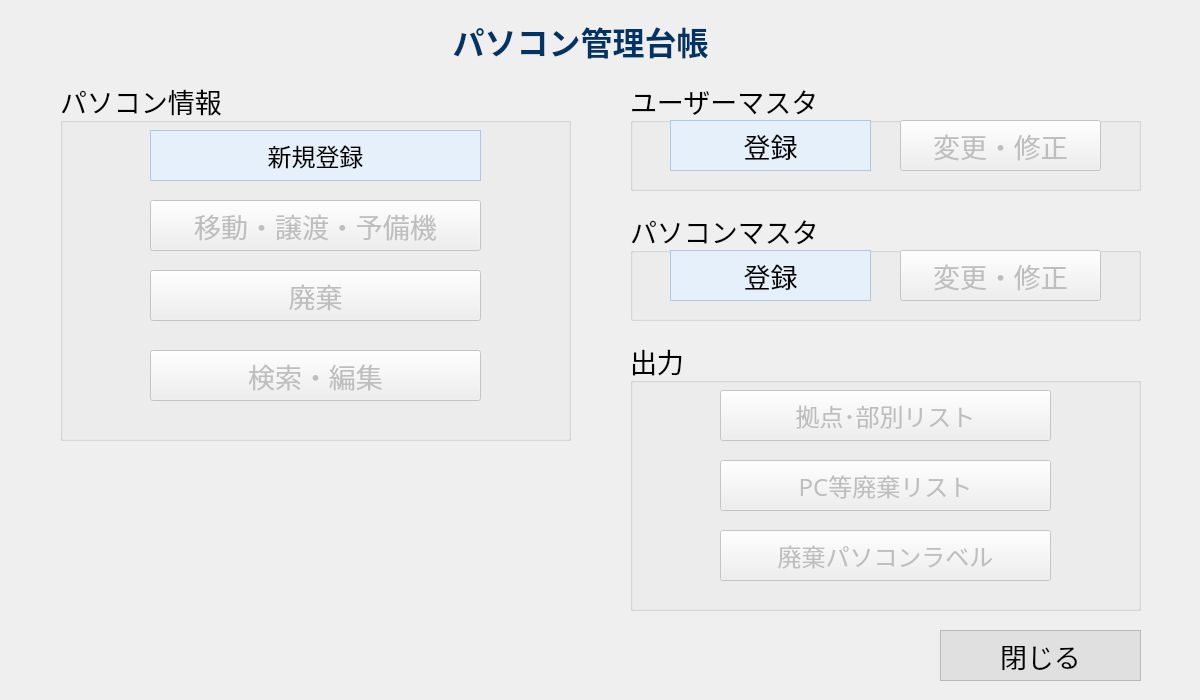
This is ui/frmMain.ui in syaraandryukobo-tech/PcAssentManager as Qt 5 draws it before an edit. The edited form follows.
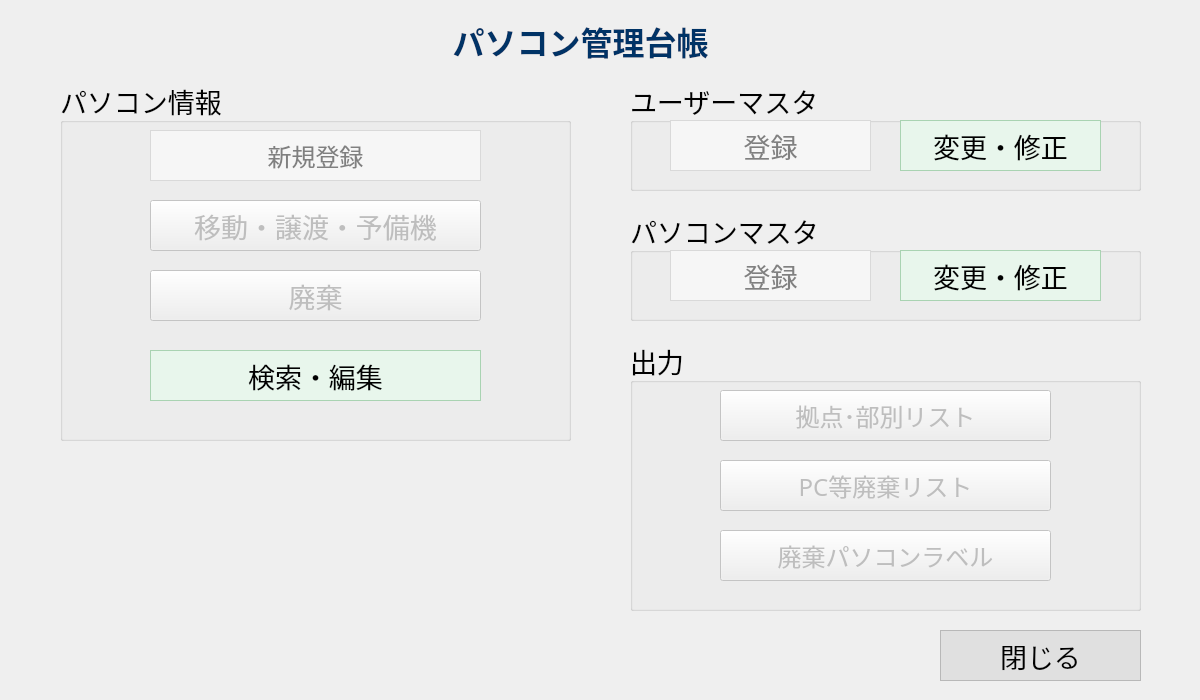
This is the edited form.

The edit to the form file:
```diff
--- a/ui/frmMain.ui
+++ b/ui/frmMain.ui
@@ -76,6 +76,9 @@
      <string>パソコン情報</string>
     </property>
     <widget class="QPushButton" name="btnNewPcRegister">
+     <property name="enabled">
+      <bool>false</bool>
+     </property>
      <property name="geometry">
       <rect>
        <x>90</x>
@@ -107,7 +110,12 @@
     background-color: #C5D9EE;      /* 押下：さらに濃い青 */
     color: #000000;                 /* 黒字のまま */
 }
-</string>
+
+QPushButton:disabled {
+    background-color: #F6F6F6;
+    color: #808080;
+    border: 1px solid #D9D9D9;
+}</string>
      </property>
      <property name="text">
       <string>新規登録</string>
@@ -147,7 +155,7 @@
     </widget>
     <widget class="QPushButton" name="btnSearchEdit">
      <property name="enabled">
-      <bool>false</bool>
+      <bool>true</bool>
      </property>
      <property name="geometry">
       <rect>
@@ -157,6 +165,24 @@
        <height>51</height>
       </rect>
      </property>
+     <property name="styleSheet">
+      <string notr="true">QPushButton {
+    background-color: #E8F6EC;   /* 通常：淡い緑 */
+    color: #000000;
+    border: 1px solid #A9D3B2;   /* 淡い緑の枠線 */
+    border-radius: 0px;
+}
+
+QPushButton:hover {
+    background-color: #D9EFDF;   /* ホバー */
+    color: #000000;
+}
+
+QPushButton:pressed {
+    background-color: #C6E5CE;   /* 押下 */
+    color: #000000;
+}</string>
+     </property>
      <property name="text">
       <string>検索・編集</string>
      </property>
@@ -181,6 +207,9 @@
      <string>ユーザーマスタ</string>
     </property>
     <widget class="QPushButton" name="btnUserMasterRegister">
+     <property name="enabled">
+      <bool>false</bool>
+     </property>
      <property name="geometry">
       <rect>
        <x>40</x>
@@ -189,6 +218,12 @@
        <height>51</height>
       </rect>
      </property>
+     <property name="font">
+      <font>
+       <family>Meiryo</family>
+       <pointsize>20</pointsize>
+      </font>
+     </property>
      <property name="styleSheet">
       <string notr="true">QPushButton {
     background-color: #E6F0FA;      /* 通常：淡い青 */
@@ -206,7 +241,12 @@
     background-color: #C5D9EE;      /* 押下：さらに濃い青 */
     color: #000000;                 /* 黒字のまま */
 }
-</string>
+
+QPushButton:disabled {
+    background-color: #F6F6F6;
+    color: #808080;
+    border: 1px solid #D9D9D9;
+}</string>
      </property>
      <property name="text">
       <string>登録</string>
@@ -214,7 +254,7 @@
     </widget>
     <widget class="QPushButton" name="btnUserMasterEdit">
      <property name="enabled">
-      <bool>false</bool>
+      <bool>true</bool>
      </property>
      <property name="geometry">
       <rect>
@@ -224,6 +264,24 @@
        <height>51</height>
       </rect>
      </property>
+     <property name="styleSheet">
+      <string notr="true">QPushButton {
+    background-color: #E8F6EC;   /* 通常：淡い緑 */
+    color: #000000;
+    border: 1px solid #A9D3B2;   /* 淡い緑の枠線 */
+    border-radius: 0px;
+}
+
+QPushButton:hover {
+    background-color: #D9EFDF;   /* ホバー */
+    color: #000000;
+}
+
+QPushButton:pressed {
+    background-color: #C6E5CE;   /* 押下 */
+    color: #000000;
+}</string>
+     </property>
      <property name="text">
       <string>変更・修正</string>
      </property>
@@ -248,6 +306,9 @@
      <string>パソコンマスタ</string>
     </property>
     <widget class="QPushButton" name="btnPcMasterRegister">
+     <property name="enabled">
+      <bool>false</bool>
+     </property>
      <property name="geometry">
       <rect>
        <x>40</x>
@@ -256,6 +317,12 @@
        <height>51</height>
       </rect>
      </property>
+     <property name="font">
+      <font>
+       <family>Meiryo</family>
+       <pointsize>20</pointsize>
+      </font>
+     </property>
      <property name="styleSheet">
       <string notr="true">QPushButton {
     background-color: #E6F0FA;      /* 通常：淡い青 */
@@ -269,6 +336,12 @@
     color: #000000;                 /* 黒字のまま */
 }
 
+QPushButton:disabled {
+    background-color: #F6F6F6;
+    color: #808080;
+    border: 1px solid #D9D9D9;
+}
+
 QPushButton:pressed {
     background-color: #C5D9EE;      /* 押下：さらに濃い青 */
     color: #000000;                 /* 黒字のまま */
@@ -281,7 +354,7 @@
     </widget>
     <widget class="QPushButton" name="btnPcMasterEdit">
      <property name="enabled">
-      <bool>false</bool>
+      <bool>true</bool>
      </property>
      <property name="geometry">
       <rect>
@@ -291,6 +364,24 @@
        <height>51</height>
       </rect>
      </property>
+     <property name="styleSheet">
+      <string notr="true">QPushButton {
+    background-color: #E8F6EC;   /* 通常：淡い緑 */
+    color: #000000;
+    border: 1px solid #A9D3B2;   /* 淡い緑の枠線 */
+    border-radius: 0px;
+}
+
+QPushButton:hover {
+    background-color: #D9EFDF;   /* ホバー */
+    color: #000000;
+}
+
+QPushButton:pressed {
+    background-color: #C6E5CE;   /* 押下 */
+    color: #000000;
+}</string>
+     </property>
      <property name="text">
       <string>変更・修正</string>
      </property>
```
